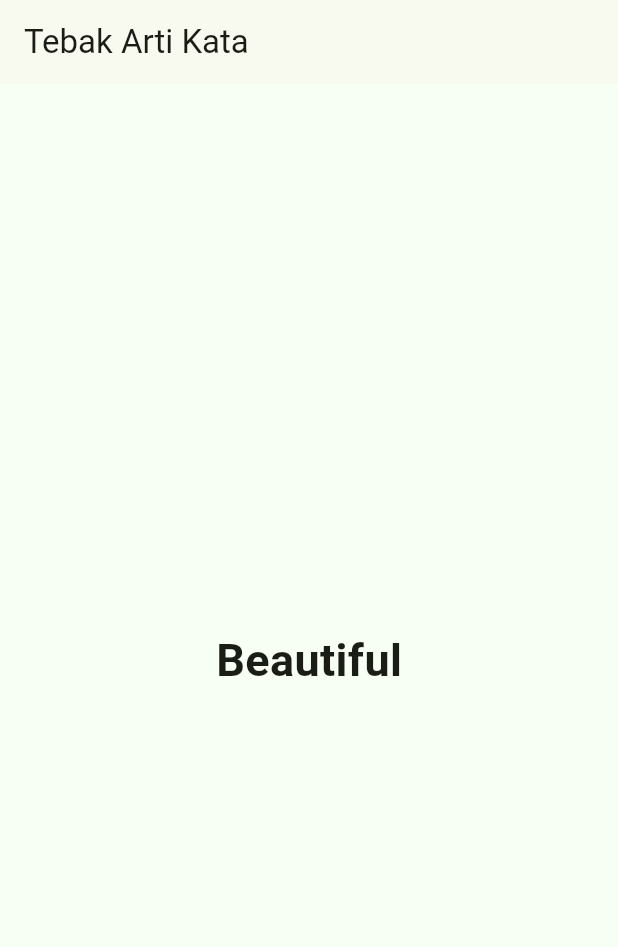
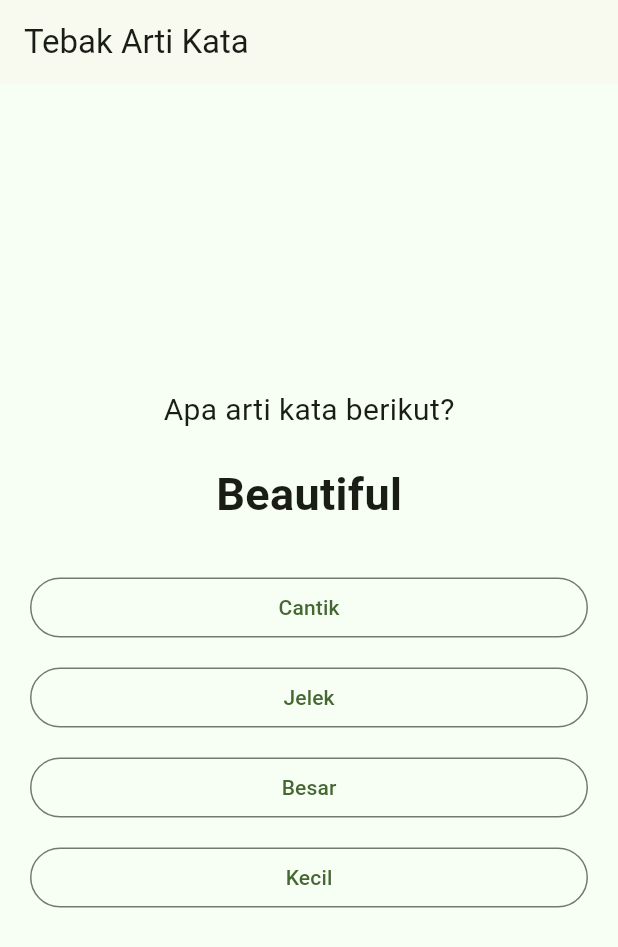
Before and after one commit to nadia535250186-pixel/Moprog-uas, a Flutter app: the screen it shows after launch, on a phone screen of 412 x 824 dp. Shown: the top 947 px of the screen. Run offline on Flutter 3.47's test engine with Material 3 defaults, Android fonts, the phone set to English and light mode, and no system bars; our stand-ins replace cloud_firestore, firebase_auth, firebase_core, image_picker, shared_preferences; accounts and stored records are empty.

Commit message:
Menambahkan opsi pilihan pada TebakArtiKata

```diff
--- a/lib/pages/quiz/word_meaning_page.dart
+++ b/lib/pages/quiz/word_meaning_page.dart
@@ -40,14 +40,31 @@ class _WordMeaningPageState extends State<WordMeaningPage> {
       appBar: AppBar(
         title: const Text('Tebak Arti Kata'),
       ),
-      body: Center(
-        child: Text(
-          question.question,
-          style: const TextStyle(
-            fontSize: 30,
-            fontWeight: FontWeight.bold,
-          ),
-        ),
+      body: Padding(
+        padding: const EdgeInsets.all(20),
+        child: Column(
+          mainAxisAlignment: MainAxisAlignment.center,
+          children: [
+            const Text('Apa arti kata berikut?', style: TextStyle(fontSize: 20),
+            ),
+            const SizedBox(height: 20),
+            Text(
+              question.question,
+              style: const TextStyle(fontSize: 30, fontWeight: FontWeight.bold),
+            ),
+            const SizedBox(height: 30),
+            ...question.options.map((option) {
+              return Container(
+                width: double.infinity,
+                margin: const EdgeInsets.only(bottom: 12),
+                child: OutlinedButton(
+                  onPressed: () {},
+                  child: Text(option),
+                ),
+              );
+            }),
+          ],
+        )
       ),
     );
   }
```
